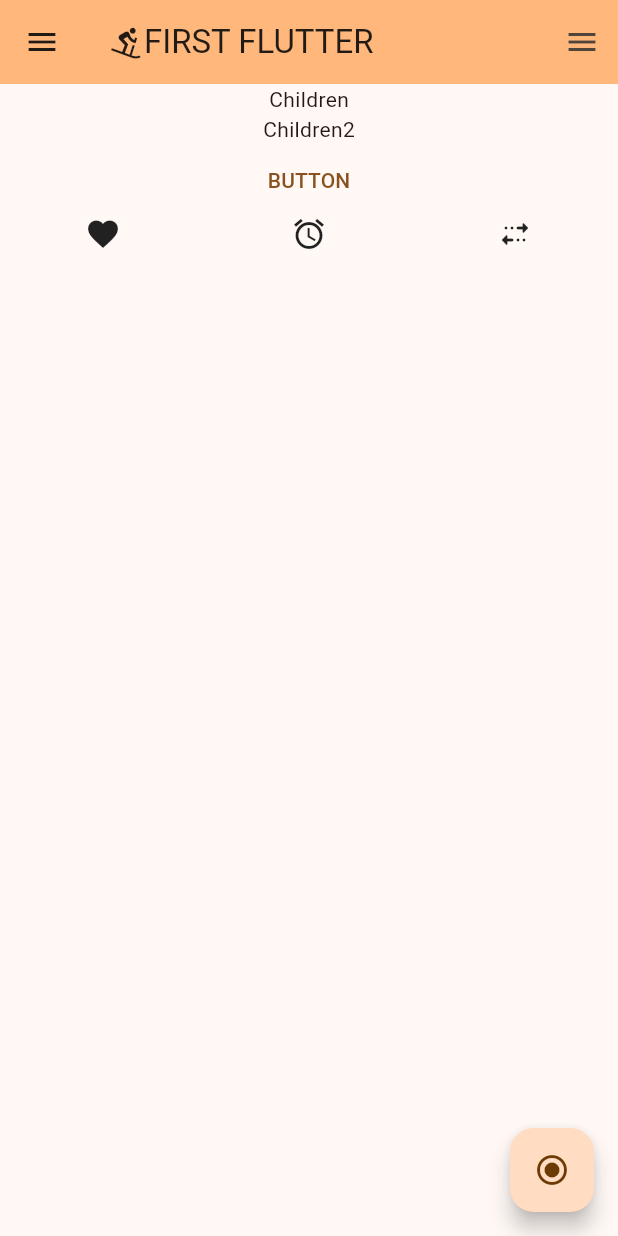
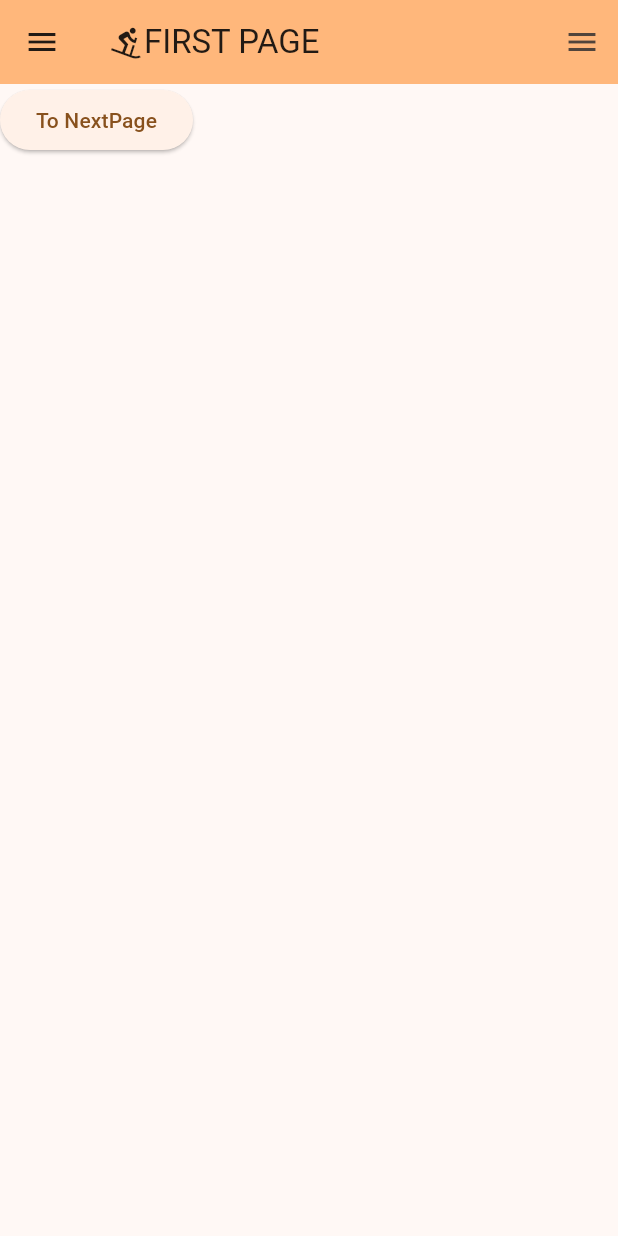
Before and after one commit to FinleyCox/helloworld, a Flutter app: the screen it shows after launch, on a phone screen of 412 x 824 dp. Run offline on Flutter 3.47's test engine with Material 3 defaults, Android fonts, the phone set to English and light mode, and no system bars.

Commit message:
add NextPage and showImage

```diff
--- a/lib/main.dart
+++ b/lib/main.dart
@@ -13,21 +13,6 @@ class MyApp extends StatelessWidget {
     return MaterialApp(
       title: 'Flutter Demo',
       theme: ThemeData(
-        // This is the theme of your application.
-        //
-        // TRY THIS: Try running your application with "flutter run". You'll see
-        // the application has a purple toolbar. Then, without quitting the app,
-        // try changing the seedColor in the colorScheme below to Colors.green
-        // and then invoke "hot reload" (save your changes or press the "hot
-        // reload" button in a Flutter-supported IDE, or press "r" if you used
-        // the command line to start the app).
-        //
-        // Notice that the counter didn't reset back to zero; the application
-        // state is not lost during the reload. To reset the state, use hot
-        // restart instead.
-        //
-        // This works for code too, not just values: Most code changes can be
-        // tested with just a hot reload.
         colorScheme: ColorScheme.fromSeed(seedColor: const Color.fromARGB(255, 173, 95, 0)),
       ),
       home: const MyHomePage(title: 'Round Pic'),
@@ -56,16 +41,16 @@ class MyHomePage extends StatefulWidget {
 class _MyHomePageState extends State<MyHomePage> {
   // int _counter = 0;
 
-  void _incrementCounter() {
-    setState(() {
-      // This call to setState tells the Flutter framework that something has
-      // changed in this State, which causes it to rerun the build method below
-      // so that the display can reflect the updated values. If we changed
-      // _counter without calling setState(), then the build method would not be
-      // called again, and so nothing would appear to happen.
-      // _counter++;
-    });
-  }
+  // void _incrementCounter() {
+  //   setState(() {
+  //     // This call to setState tells the Flutter framework that something has
+  //     // changed in this State, which causes it to rerun the build method below
+  //     // so that the display can reflect the updated values. If we changed
+  //     // _counter without calling setState(), then the build method would not be
+  //     // called again, and so nothing would appear to happen.
+  //     // _counter++;
+  //   });
+  // }
 
   @override
   Widget build(BuildContext context) {
@@ -76,36 +61,84 @@ class _MyHomePageState extends State<MyHomePage> {
           Icon(
             Icons.downhill_skiing_sharp,
           ),
-          const Text('FIRST FLUTTER'),
+          const Text('FIRST PAGE'),
         ])
       ),
       body: Column(children: [
-        const Text('Children'),
-        const Text('Children2'),
-        TextButton(
-          onPressed: () => {print('PUSHED')},
-          child: const Text('BUTTON')),
-        Row(
-          mainAxisAlignment: MainAxisAlignment.spaceAround,
-          children: [
-            Icon(
-              Icons.favorite,
-            ),
-            Icon(
-              Icons.access_alarm_outlined
-            ),
-            Icon(
-              Icons.multiple_stop_rounded
-            ),
-          ],
+        ElevatedButton(
+          onPressed: () => {Navigator.push(context, MaterialPageRoute(builder: (context) => NextPage() ))},
+          child: const Text('To NextPage')
         ),
       ]),
-      floatingActionButton: FloatingActionButton(
-        onPressed: () => {print('押した！')},
-        child: Icon(Icons.radio_button_checked),
-      ),
       drawer: const Drawer(child: Center(child: Text('drawer'))),
       endDrawer: const Drawer(child: Center(child: Text('end drawer'))),
     );
   }
 }
+
+class NextPage extends StatefulWidget {
+  const NextPage({super.key});
+
+  @override
+  State<NextPage> createState() => _NextPageState();
+}
+
+class _NextPageState extends State<NextPage> {
+  bool _isImageVisible = false;
+
+  void _showImage() {
+    setState(() {
+      _isImageVisible = true;
+    });
+  }
+  @override
+  Widget build(BuildContext context) {
+    return Scaffold(
+      appBar: AppBar(
+        backgroundColor: Theme.of(context).colorScheme.inversePrimary,
+        title: Row( children: [
+          Icon(
+            Icons.downhill_skiing_sharp,
+          ),
+          const Text('NEXT PAGE'),
+        ])
+      ),
+      body: Column(
+        mainAxisAlignment: MainAxisAlignment.center,
+        children: [
+          ElevatedButton(
+            onPressed: () => {Navigator.pop(context)},
+            child: const Text('To Previous Page')
+          ),
+
+          const SizedBox(height: 20),
+
+          GestureDetector(
+              onTap: _showImage,
+              child: Container(
+                padding: const EdgeInsets.all(12),
+                decoration: BoxDecoration(
+                color: Colors.deepOrangeAccent,
+                borderRadius: BorderRadius.circular(8),
+              ),
+              child: const Text(
+                'タップして画像を表示',
+                style: TextStyle(color: Colors.white),
+              ),
+            ),
+          ),
+          const SizedBox(height: 20),
+
+          if(_isImageVisible)
+            Image.asset(
+              'images/riki.jpeg',
+              width: 200,
+              height: 200,
+            ),
+
+
+        ]
+      ),
+    );
+  }
+}
--- a/pubspec.yaml
+++ b/pubspec.yaml
@@ -58,8 +58,8 @@ flutter:
   uses-material-design: true
 
   # To add assets to your application, add an assets section, like this:
-  # assets:
-  #   - images/a_dot_burr.jpeg
+  assets:
+    - images/riki.jpeg
   #   - images/a_dot_ham.jpeg
 
   # An image asset can refer to one or more resolution-specific "variants", see
```
Also changed, not shown: images/riki.jpeg (added).
